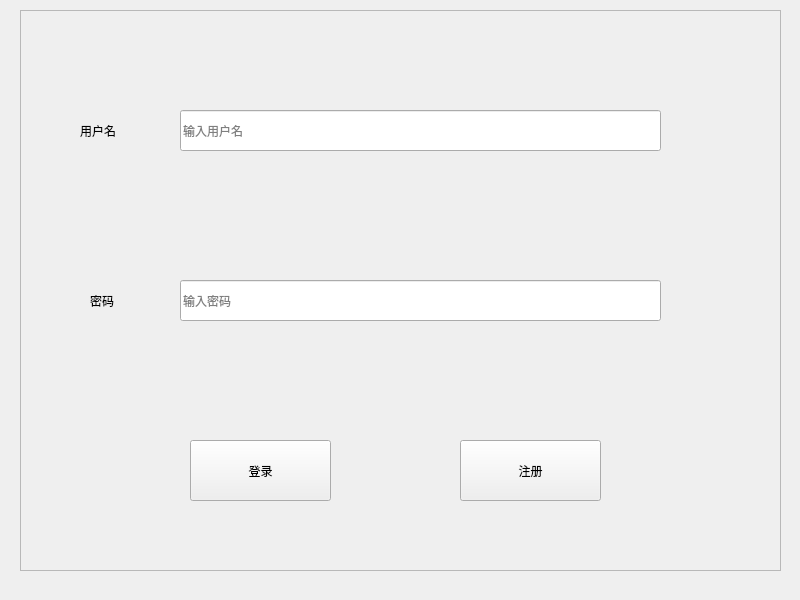
Old version of the form login.ui in the repository aSquade/FirstDBMS.
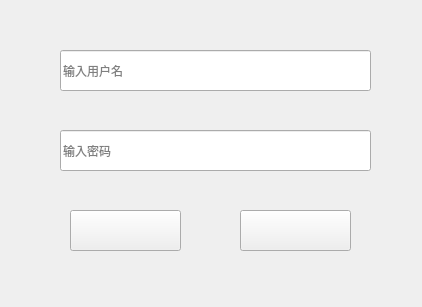
New version of the form.

```diff
--- a/login.ui
+++ b/login.ui
@@ -6,40 +6,51 @@
    <rect>
     <x>0</x>
     <y>0</y>
-    <width>800</width>
-    <height>600</height>
+    <width>422</width>
+    <height>307</height>
    </rect>
   </property>
   <property name="windowTitle">
    <string>Login</string>
   </property>
-  <widget class="QFrame" name="frame">
-   <property name="enabled">
-    <bool>true</bool>
-   </property>
+  <widget class="QPushButton" name="registerButton">
    <property name="geometry">
     <rect>
-     <x>20</x>
-     <y>10</y>
-     <width>761</width>
-     <height>561</height>
+     <x>240</x>
+     <y>210</y>
+     <width>111</width>
+     <height>41</height>
     </rect>
    </property>
-   <property name="mouseTracking">
-    <bool>false</bool>
+   <property name="styleSheet">
+    <string notr="true">font: 12pt &quot;黑体&quot;;</string>
    </property>
-   <property name="frameShape">
-    <enum>QFrame::StyledPanel</enum>
+   <property name="text">
+    <string/>
    </property>
-   <property name="frameShadow">
-    <enum>QFrame::Raised</enum>
+  </widget>
+  <widget class="QPushButton" name="loginButton">
+   <property name="geometry">
+    <rect>
+     <x>70</x>
+     <y>210</y>
+     <width>111</width>
+     <height>41</height>
+    </rect>
    </property>
+   <property name="styleSheet">
+    <string notr="true">font: 12pt &quot;黑体&quot;;</string>
+   </property>
+   <property name="text">
+    <string/>
+   </property>
+  </widget>
    <widget class="QLineEdit" name="UsernameEdit">
     <property name="geometry">
      <rect>
-      <x>160</x>
-      <y>100</y>
-      <width>481</width>
+     <x>60</x>
+     <y>50</y>
+     <width>311</width>
       <height>41</height>
      </rect>
     </property>
@@ -53,9 +64,9 @@
    <widget class="QLineEdit" name="passwordEdit">
     <property name="geometry">
      <rect>
-      <x>160</x>
-      <y>270</y>
-      <width>481</width>
+     <x>60</x>
+     <y>130</y>
+     <width>311</width>
       <height>41</height>
      </rect>
     </property>
@@ -65,77 +76,6 @@
     <property name="placeholderText">
      <string>输入密码</string>
     </property>
-   </widget>
-   <widget class="QLabel" name="usernameLabel">
-    <property name="geometry">
-     <rect>
-      <x>60</x>
-      <y>110</y>
-      <width>91</width>
-      <height>21</height>
-     </rect>
-    </property>
-    <property name="styleSheet">
-     <string notr="true">font: 25 12pt &quot;等线 Light&quot;;</string>
-    </property>
-    <property name="text">
-     <string>用户名</string>
-    </property>
-   </widget>
-   <widget class="QLabel" name="passwordLabel">
-    <property name="geometry">
-     <rect>
-      <x>70</x>
-      <y>280</y>
-      <width>91</width>
-      <height>21</height>
-     </rect>
-    </property>
-    <property name="styleSheet">
-     <string notr="true">font: 25 12pt &quot;等线 Light&quot;;</string>
-    </property>
-    <property name="text">
-     <string>密码</string>
-    </property>
-   </widget>
-   <widget class="QPushButton" name="loginButton">
-    <property name="geometry">
-     <rect>
-      <x>170</x>
-      <y>430</y>
-      <width>141</width>
-      <height>61</height>
-     </rect>
-    </property>
-    <property name="styleSheet">
-     <string notr="true">font: 12pt &quot;黑体&quot;;</string>
-    </property>
-    <property name="text">
-     <string>登录</string>
-    </property>
-   </widget>
-   <widget class="QPushButton" name="registerButton">
-    <property name="geometry">
-     <rect>
-      <x>440</x>
-      <y>430</y>
-      <width>141</width>
-      <height>61</height>
-     </rect>
-    </property>
-    <property name="styleSheet">
-     <string notr="true">font: 12pt &quot;黑体&quot;;</string>
-    </property>
-    <property name="text">
-     <string>注册</string>
-    </property>
-   </widget>
-   <zorder>UsernameEdit</zorder>
-   <zorder>passwordEdit</zorder>
-   <zorder>usernameLabel</zorder>
-   <zorder>passwordLabel</zorder>
-   <zorder>registerButton</zorder>
-   <zorder>loginButton</zorder>
   </widget>
  </widget>
  <resources/>
```
Lines whose indentation alone changed are shown as unchanged.
